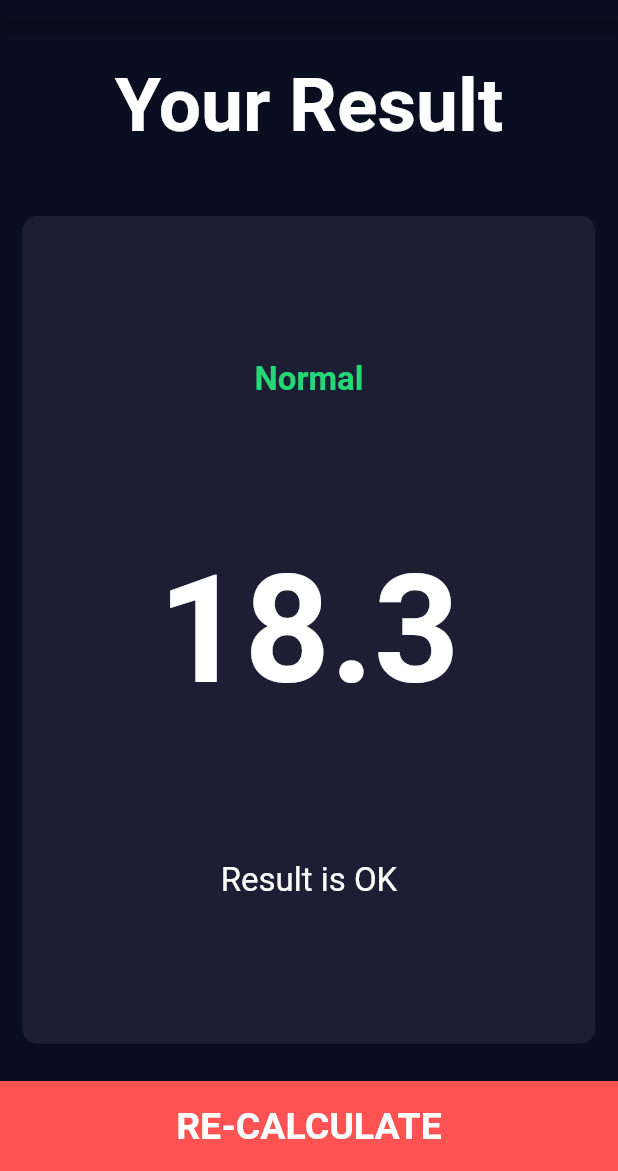
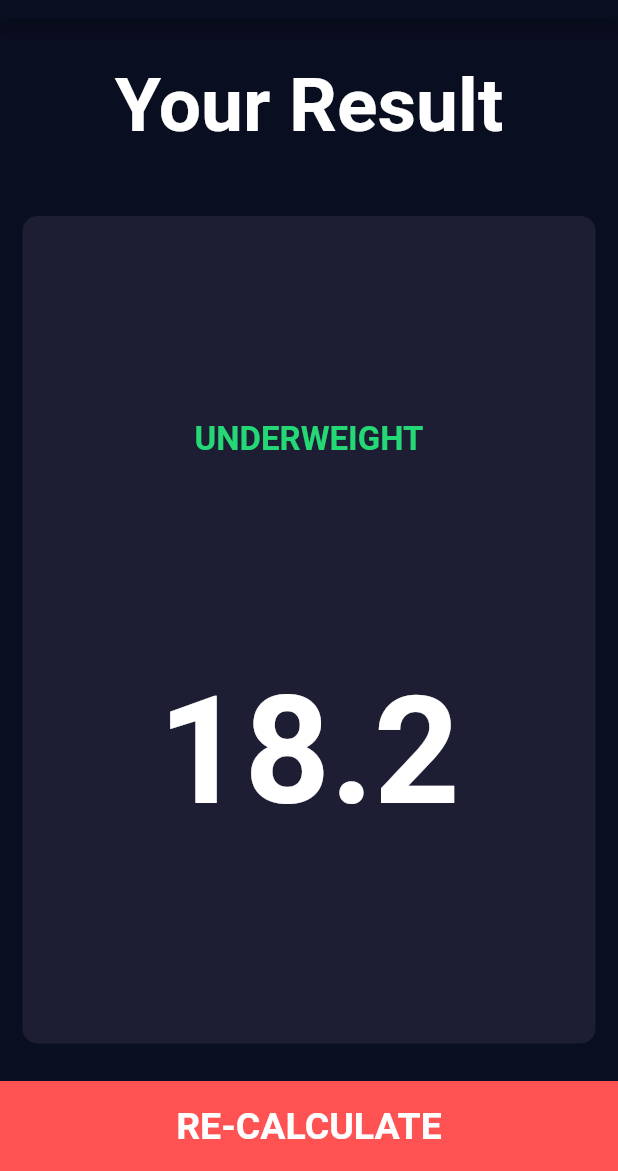
Before and after one commit to edge555/BMI-Calculator, a Flutter app: the screen it shows after launch, after a tap on "CALCULATE", on a phone screen of 412 x 824 dp, the part 65-1236 px from its top. Run offline on Flutter 3.47's test engine with Material 2 defaults, Android fonts, the phone set to English and light mode, and no system bars; our stand-ins replace font_awesome_flutter.

Commit message:
Add BMI Calculation part

```diff
--- /dev/null
+++ b/lib/calculation_part.dart
@@ -0,0 +1,22 @@
+import 'dart:math';
+class CalculationPart{
+  CalculationPart({required this.height,required this.weight,bmi});
+  final int height;
+  final int weight;
+  late double bmi;
+  String calculateBMI(){
+    bmi = weight/pow(height/100,2);
+    return bmi.toStringAsFixed(1);
+  }
+  String getResult(){
+    if(bmi>30){
+      return 'OBESE';
+    } else if(bmi>=25){
+      return 'OVERWEIGHT';
+    } else if(bmi>=18.5){
+      return 'NORMAL';
+    } else{
+      return 'UNDERWEIGHT';
+    }
+  }
+}
--- a/lib/components/reusable_card.dart
+++ b/lib/components/reusable_card.dart
@@ -13,7 +13,7 @@ class ReusableCard extends StatelessWidget {
       onTap: onPress,
       child: Container(
         child: cardChild,
-        margin: EdgeInsets.all(15.0),
+        margin: const EdgeInsets.all(15.0),
         decoration: BoxDecoration(
           color: colour,
           borderRadius: BorderRadius.circular(10.0),
--- a/lib/screens/input_page.dart
+++ b/lib/screens/input_page.dart
@@ -6,6 +6,7 @@ import 'results_page.dart';
 import '../constants.dart';
 import '../components/round_icon_button.dart';
 import '../components/bottom_button.dart';
+import 'package:bmi_calculator/calculation_part.dart';
 
 enum Gender { male, female, none }
 
@@ -125,7 +126,7 @@ class _InputPageState extends State<InputPage> {
                   cardChild: Column(
                     mainAxisAlignment: MainAxisAlignment.center,
                     children: <Widget>[
-                      Text(
+                      const Text(
                         'WEIGHT',
                         style: kLabelTextStyle,
                       ),
@@ -140,10 +141,12 @@ class _InputPageState extends State<InputPage> {
                               icon: FontAwesomeIcons.minus,
                               onPressed: () {
                                 setState(() {
-                                  weight--;
+                                  if(weight>25) {
+                                    weight--;
+                                  }
                                 });
                               }),
-                          SizedBox(
+                          const SizedBox(
                             width: 10.0,
                           ),
                           RoundIconButton(
@@ -167,7 +170,7 @@ class _InputPageState extends State<InputPage> {
                   cardChild: Column(
                     mainAxisAlignment: MainAxisAlignment.center,
                     children: <Widget>[
-                      Text(
+                      const Text(
                         'AGE',
                         style: kLabelTextStyle,
                       ),
@@ -182,10 +185,12 @@ class _InputPageState extends State<InputPage> {
                               icon: FontAwesomeIcons.minus,
                               onPressed: () {
                                 setState(() {
-                                  age--;
+                                  if(age>1) {
+                                    age--;
+                                  }
                                 });
                               }),
-                          SizedBox(
+                          const SizedBox(
                             width: 10.0,
                           ),
                           RoundIconButton(
@@ -208,14 +213,19 @@ class _InputPageState extends State<InputPage> {
           BottomButton(
             buttonTitle: 'CALCULATE',
             onTap: () {
+              CalculationPart calc =
+                  CalculationPart(height: height, weight: weight);
               Navigator.push(
                 context,
                 MaterialPageRoute(builder: (context) {
-                  return ResultsPage();
+                  return ResultsPage(
+                    bmiResult: calc.calculateBMI(),
+                    resultText: calc.getResult(),
+                  );
                 }),
               );
             },
-          )
+          ),
         ],
       ),
     );
--- a/lib/screens/results_page.dart
+++ b/lib/screens/results_page.dart
@@ -5,6 +5,9 @@ import '../components/bottom_button.dart';
 import 'package:flutter/material.dart';
 
 class ResultsPage extends StatelessWidget {
+  ResultsPage({required this.bmiResult,required this.resultText});
+  final String bmiResult;
+  final String resultText;
   @override
   Widget build(BuildContext context) {
     return Scaffold(
@@ -19,7 +22,7 @@ class ResultsPage extends StatelessWidget {
               child: Container(
                 padding: EdgeInsets.all(15.0),
 
-                child: Center(
+                child: const Center(
                   child: Text(
                     'Your Result',
                     style: kTitleTextStyle,
@@ -36,17 +39,12 @@ class ResultsPage extends StatelessWidget {
                   crossAxisAlignment: CrossAxisAlignment.center,
                   children: <Widget>[
                     Text(
-                      'Normal',
+                      resultText,
                       style: kResultTextStyle,
                     ),
                     Text(
-                      '18.3',
+                      bmiResult,
                       style: kBMITextStyle,
-                    ),
-                    Text(
-                      'Result is OK',
-                      textAlign: TextAlign.center,
-                      style: kBodyTextStyle,
                     ),
                   ],
                 ),
```
